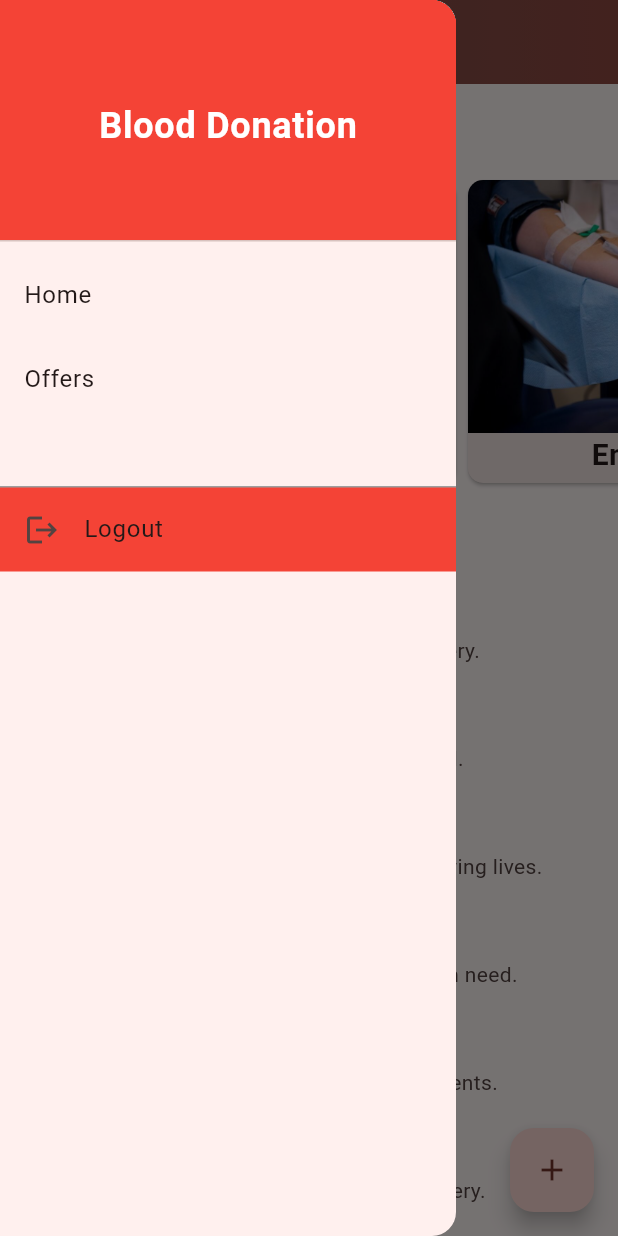
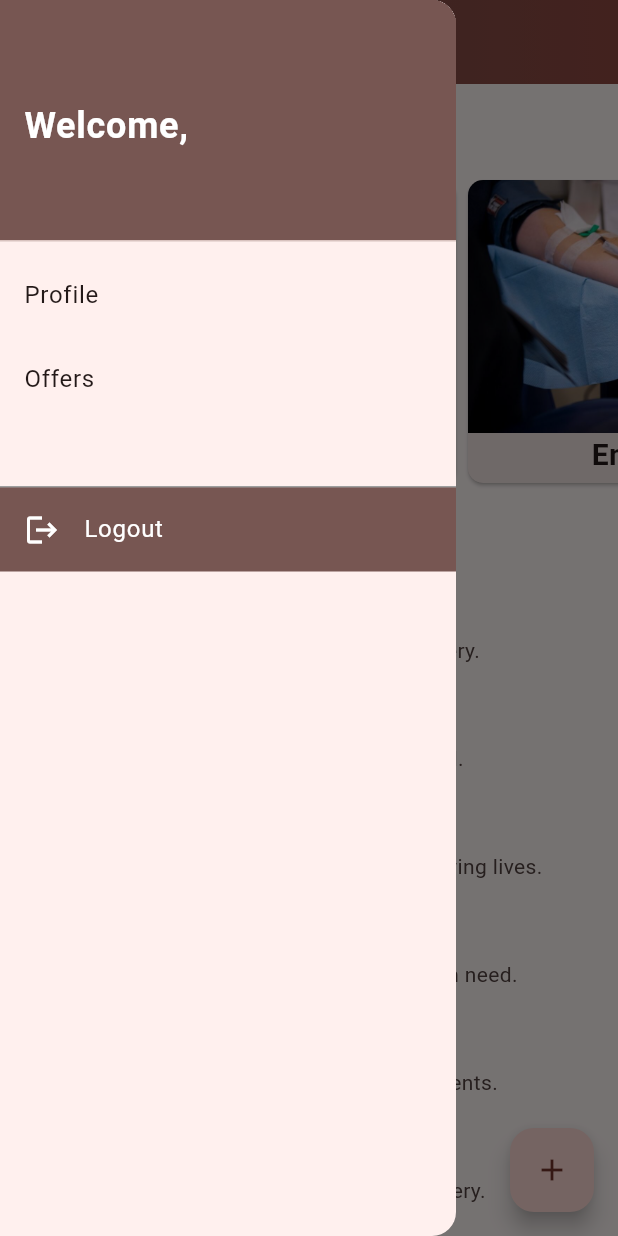
Before and after one commit to maxstain/Blood-Donation-App, a Flutter app: the HomePage screen opened directly, with the side drawer open, on a phone screen of 412 x 824 dp. Run offline on Flutter 3.47's test engine with Material 3 defaults, Android fonts, the phone set to English and light mode, and no system bars; our stand-ins replace firebase_auth, firebase_core, flutter_local_notifications, fluttertoast; accounts and stored records are empty.

Commit message:
Working on the drawer and user profile + modified README.md.

```diff
--- a/lib/Views/Home/home_page.dart
+++ b/lib/Views/Home/home_page.dart
@@ -5,6 +5,7 @@ import 'package:blood_donation/Views/Authentication/authentication.dart';
 import 'package:blood_donation/Views/Offers/offer_page.dart';
 import 'package:blood_donation/Views/Offers/offers_page.dart';
 import 'package:blood_donation/Widgets/request_card.dart';
+import 'package:firebase_auth/firebase_auth.dart';
 import 'package:flutter/material.dart';
 
 class HomePage extends StatefulWidget {
@@ -108,25 +109,35 @@ class _HomePageState extends State<HomePage>
       drawer: Drawer(
         child: ListView(
           children: [
-            const DrawerHeader(
+            DrawerHeader(
               decoration: BoxDecoration(
-                color: Colors.red,
+                color: Theme.of(context).colorScheme.secondary,
               ),
-              child: Center(
-                child: Text(
-                  'Blood Donation',
-                  style: TextStyle(
-                    color: Colors.white,
-                    fontWeight: FontWeight.bold,
-                    fontSize: 24,
+              child: Column(
+                mainAxisAlignment: MainAxisAlignment.center,
+                crossAxisAlignment: CrossAxisAlignment.start,
+                children: [
+                  Text(
+                    'Welcome, ${FirebaseAuth.instance.currentUser!.displayName ?? "User"}',
+                    style: TextStyle(
+                      color: Colors.white,
+                      fontWeight: FontWeight.bold,
+                      fontSize: 24,
+                    ),
                   ),
-                ),
+                ],
               ),
             ),
             ListTile(
-              title: const Text('Home'),
+              title: const Text('Profile'),
               onTap: () {
                 Navigator.of(context).pop();
+                // TODO: Implement Profile Page
+                // Navigator.of(context).push(
+                //   MaterialPageRoute(
+                //     builder: (BuildContext context) => const ProfilePage(),
+                //   ),
+                // );
               },
             ),
             ListTile(
@@ -145,17 +156,25 @@ class _HomePageState extends State<HomePage>
               child: Align(
                 alignment: Alignment.bottomCenter,
                 child: Container(
-                  decoration: const BoxDecoration(
+                  decoration: BoxDecoration(
                     border: Border(
                       top: BorderSide(
                         color: Colors.grey,
                       ),
                     ),
-                    color: Colors.red,
+                    color: Theme.of(context).colorScheme.secondary,
                   ),
                   child: ListTile(
-                    leading: const Icon(Icons.logout),
-                    title: const Text('Logout'),
+                    leading: const Icon(
+                      Icons.logout,
+                      color: Colors.white,
+                    ),
+                    title: const Text(
+                      'Logout',
+                      style: TextStyle(
+                        color: Colors.white,
+                      ),
+                    ),
                     onTap: () async {
                       await AuthenticationServices().signOut();
                       Navigator.of(context).pop();
```
Also changed, not shown: 1 other file.
